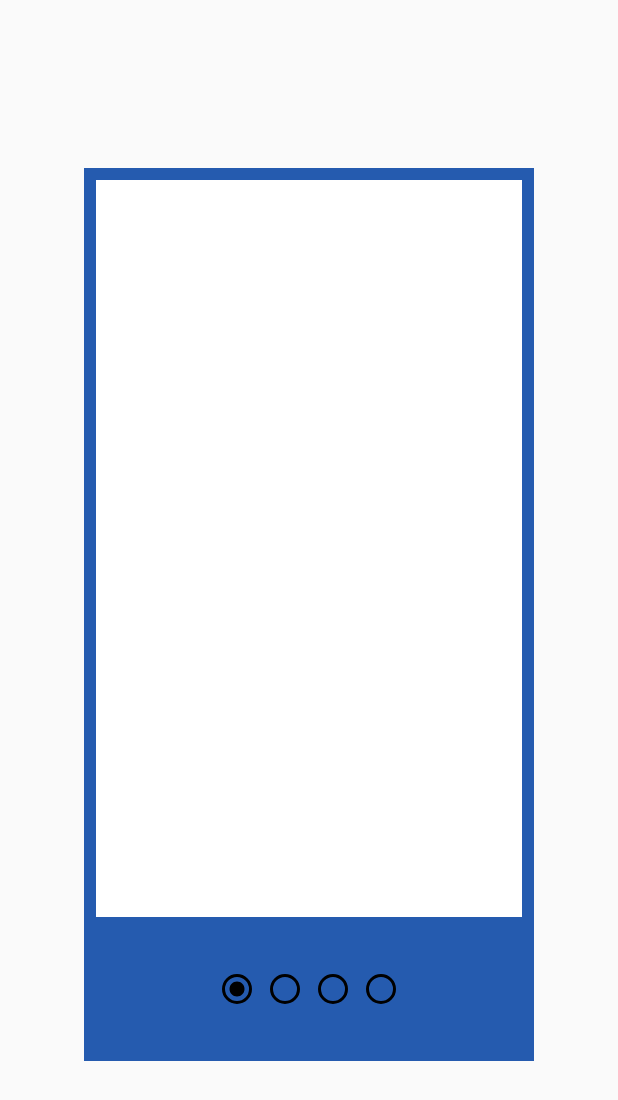
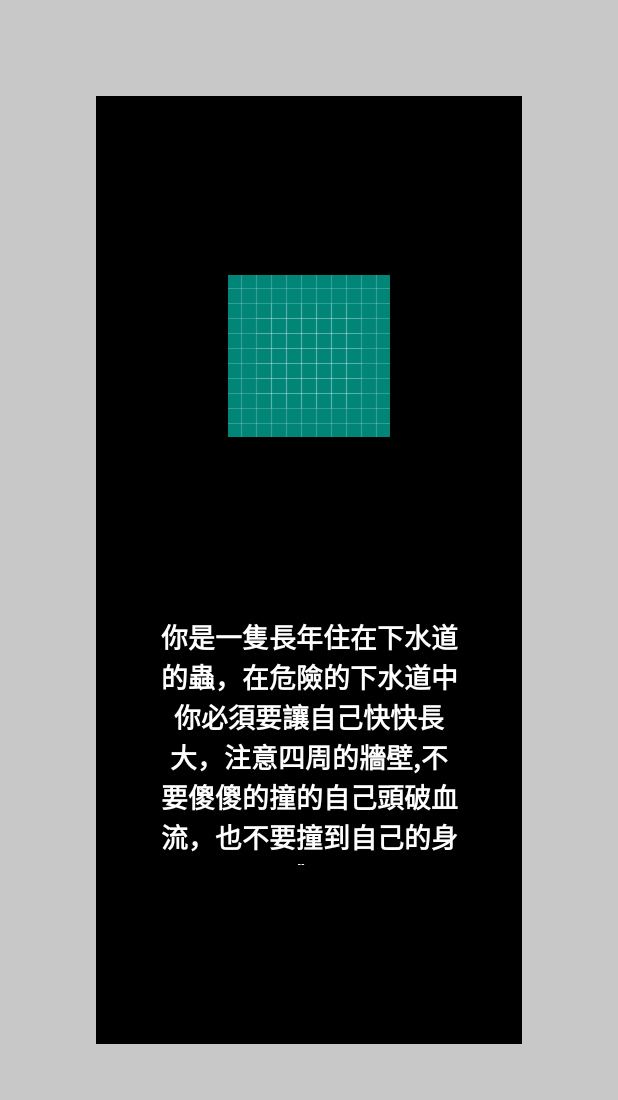
Before and after one commit to HANKSIE/GreedySnake_kotlin, an Android app: the layout help_view.xml on its own in the app's theme, with its tools: preview values and no code run, on a phone screen of 412 x 824 dp. Shown: the top 1100 px of the screen. Run offline under Robolectric (Android 15) with nearby library versions, the phone set to English and light mode, and no system bars.

Commit message:
Add helpView layout.

```diff
--- a/app/src/main/java/com/example/greedysnake_kotlin/TileMap.kt
+++ b/app/src/main/java/com/example/greedysnake_kotlin/TileMap.kt
@@ -4,7 +4,6 @@
 
 package com.example.greedysnake_kotlin
 
-import android.util.Log
 import android.view.SurfaceHolder
 
 /*
--- a/app/src/main/res/layout/help_view.xml
+++ b/app/src/main/res/layout/help_view.xml
@@ -5,82 +5,50 @@
     android:id="@+id/help_layout"
     android:layout_width="match_parent"
     android:layout_height="match_parent"
-    android:background="#00000000">
-
-    <FrameLayout
-        android:id="@+id/frameLayout"
-        android:layout_width="300dp"
-        android:layout_height="600dp"
-        app:layout_constraintBottom_toBottomOf="parent"
-        app:layout_constraintEnd_toEndOf="parent"
-        app:layout_constraintStart_toStartOf="parent"
-        app:layout_constraintTop_toTopOf="parent">
+    android:background="#33000000">
 
     <androidx.constraintlayout.widget.ConstraintLayout
-            android:layout_width="match_parent"
-            android:layout_height="595dp"
-            android:background="#255BAF">
-
-            <TextView
-                android:id="@+id/helpContent"
         android:layout_width="0dp"
         android:layout_height="0dp"
-                android:layout_marginStart="8dp"
-                android:layout_marginTop="8dp"
-                android:layout_marginEnd="8dp"
-                android:layout_marginBottom="32dp"
-                android:background="#FFFFFF"
-                app:layout_constraintBottom_toTopOf="@+id/radioGroup"
+        android:layout_marginStart="64dp"
+        android:layout_marginTop="64dp"
+        android:layout_marginEnd="64dp"
+        android:layout_marginBottom="128dp"
+        android:background="#000000"
+        app:layout_constraintBottom_toBottomOf="parent"
         app:layout_constraintEnd_toEndOf="parent"
         app:layout_constraintHorizontal_bias="0.0"
         app:layout_constraintStart_toStartOf="parent"
-                app:layout_constraintTop_toTopOf="parent" />
+        app:layout_constraintTop_toTopOf="parent"
+        app:layout_constraintVertical_bias="0.0">
 
-            <RadioGroup
-                android:id="@+id/radioGroup"
+        <ImageView
+            android:id="@+id/icon"
             android:layout_width="wrap_content"
             android:layout_height="wrap_content"
-                android:layout_marginBottom="32dp"
-                android:animateLayoutChanges="false"
-                android:background="#00FFFFFF"
-                android:baselineAligned="false"
-                android:orientation="horizontal"
+            app:layout_constraintBottom_toTopOf="@+id/contentText"
+            app:layout_constraintEnd_toEndOf="parent"
+            app:layout_constraintHorizontal_bias="0.5"
+            app:layout_constraintStart_toStartOf="parent"
+            app:layout_constraintTop_toTopOf="parent"
+            app:srcCompat="@drawable/ic_launcher_background" />
+
+        <TextView
+            android:id="@+id/contentText"
+            android:layout_width="208dp"
+            android:layout_height="165dp"
+            android:layout_marginStart="32dp"
+            android:layout_marginEnd="32dp"
+            android:text="你是一隻長年住在下水道的蟲，在危險的下水道中你必須要讓自己快快長大，注意四周的牆壁,不要傻傻的撞的自己頭破血流，也不要撞到自己的身體！"
+            android:textAlignment="center"
+            android:textAllCaps="false"
+            android:textColor="#FFFFFF"
+            android:textSize="18sp"
+            android:textStyle="bold"
             app:layout_constraintBottom_toBottomOf="parent"
             app:layout_constraintEnd_toEndOf="parent"
-                app:layout_constraintStart_toStartOf="parent">
-
-                <RadioButton
-                    android:id="@+id/radioButton2"
-                    android:layout_width="match_parent"
-                    android:layout_height="wrap_content"
-                    android:buttonTint="#000000"
-                    android:checked="true" />
-
-                <RadioButton
-                    android:id="@+id/radioButton3"
-                    android:layout_width="match_parent"
-                    android:layout_height="wrap_content"
-                    android:buttonTint="#000000"
-                    android:checked="false" />
-
-                <RadioButton
-                    android:id="@+id/radioButton5"
-                    android:layout_width="wrap_content"
-                    android:layout_height="wrap_content"
-                    android:buttonTint="#000000"
-                    android:checked="false" />
-
-                <RadioButton
-                    android:id="@+id/radioButton6"
-                    android:layout_width="wrap_content"
-                    android:layout_height="wrap_content"
-                    android:buttonTint="#000000"
-                    android:checked="false" />
-
-            </RadioGroup>
-
+            app:layout_constraintHorizontal_bias="0.5"
+            app:layout_constraintStart_toStartOf="parent"
+            app:layout_constraintTop_toBottomOf="@+id/icon" />
     </androidx.constraintlayout.widget.ConstraintLayout>
-
-    </FrameLayout>
-
 </androidx.constraintlayout.widget.ConstraintLayout>
```
Also changed, not shown: app/src/main/java/com/example/greedysnake_kotlin/MainActivity.kt (+2 -5 lines), app/src/main/java/com/example/greedysnake_kotlin/title/Title.kt (+52 -7 lines). Lines whose indentation alone changed are shown as unchanged.
